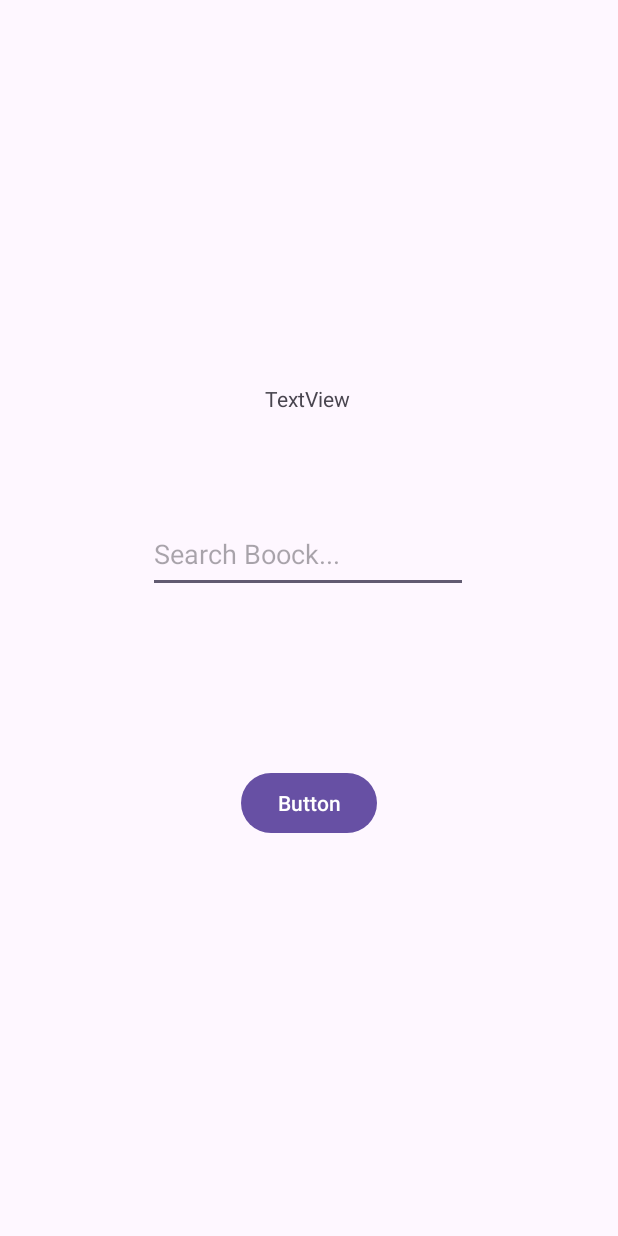
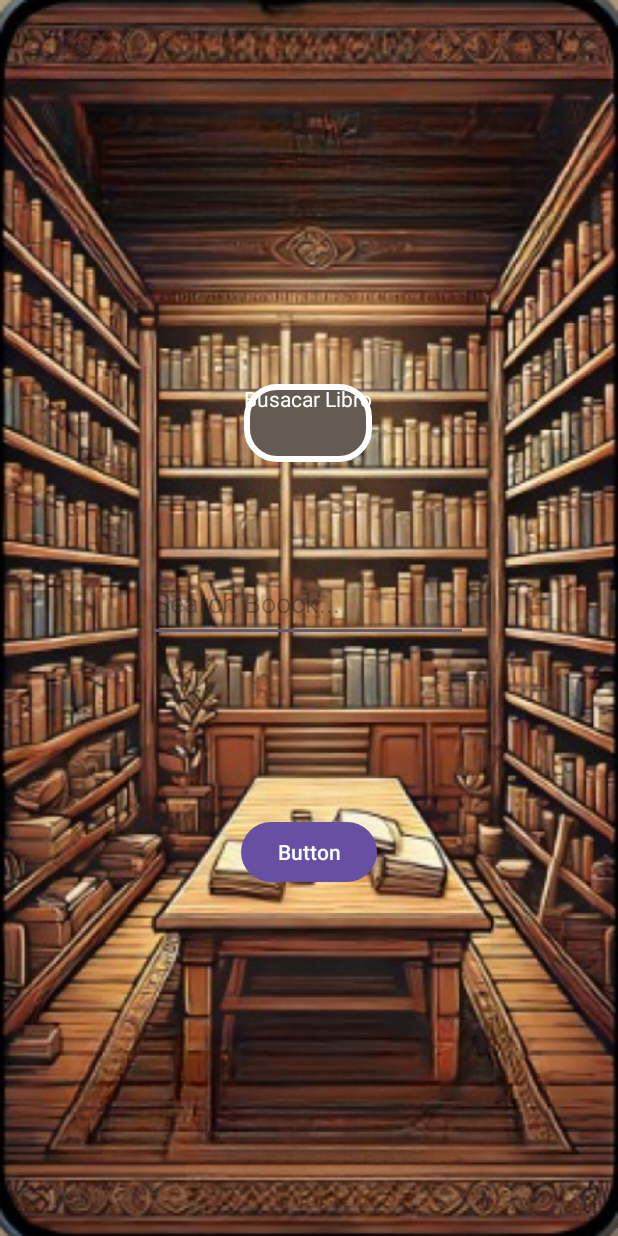
Before and after one commit to SantiFarioli/Tp2Moviles, an Android app: the MainActivity screen opened directly, with no data from a screen before it, on a phone screen of 412 x 824 dp. Run offline under Robolectric (Android 15) with nearby library versions, the phone set to English and light mode, and no system bars.

Commit message:
arreglo error

```diff
--- a/app/src/main/java/com/santisoft/tp2moviles/DetalleAtivityViewModel.java
+++ b/app/src/main/java/com/santisoft/tp2moviles/DetalleAtivityViewModel.java
@@ -18,7 +18,7 @@
     private final ArrayList<Libro> listaLibros = new ArrayList<>();
     private final MutableLiveData<Libro> mLibro = new MutableLiveData<>();
 
-    public DetalleAtivityViewModel(@NonNull Application application, MutableLiveData<Libro> mLibro) {
+    public DetalleAtivityViewModel(@NonNull Application application) {
         super(application);
         listaLibros.add(new Libro("Martin Fierro","José Hernández",1872,"Poesia","El libro “El Gaucho Martín Fierro” es un poema narrativo escrito en verso por José Hernández en 1872. Se considera una obra literaria ejemplar del género gauchesco y tiene 2316 versos distribuidos en 13 cantos.", R.drawable.martin_fierro_1894));
     }
--- /dev/null
+++ b/app/src/main/res/drawable/bg_title.xml
@@ -0,0 +1,10 @@
+<?xml version="1.0" encoding="utf-8"?>
+<selector xmlns:android="http://schemas.android.com/apk/res/android">
+    <item>
+        <shape android:shape="rectangle">
+            <solid android:color="#645C53"/>
+            <corners android:radius="20dp"/>
+            <stroke android:width="4dp" android:color="#FFFFFF"/>
+        </shape>
+    </item>
+</selector>
--- a/app/src/main/res/layout/activity_main.xml
+++ b/app/src/main/res/layout/activity_main.xml
@@ -4,15 +4,19 @@
     xmlns:tools="http://schemas.android.com/tools"
     android:id="@+id/main"
     android:layout_width="match_parent"
+    android:background="@drawable/fondo_bibleoteca"
     android:layout_height="match_parent"
     tools:context=".MainActivity">
 
     <TextView
         android:id="@+id/textView4"
         android:layout_width="wrap_content"
-        android:layout_height="wrap_content"
+        android:layout_height="52dp"
         android:layout_marginTop="256dp"
-        android:text="TextView"
+        android:background="@drawable/bg_title"
+        android:text="Busacar Libro"
+
+        android:textColor="@color/white"
         app:layout_constraintEnd_toEndOf="parent"
         app:layout_constraintHorizontal_bias="0.498"
         app:layout_constraintStart_toStartOf="parent"
```
Also changed, not shown: app/src/main/res/drawable/fondo_bibleoteca.png (added).
